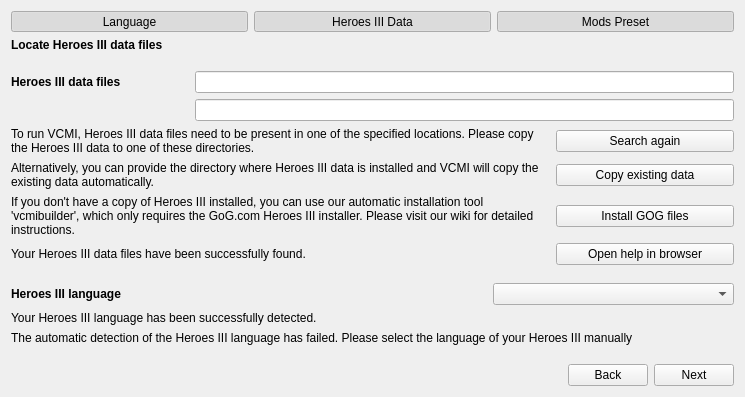
Old version of the form launcher/firstLaunch/firstlaunch_moc.ui in the repository vcmi/vcmi.
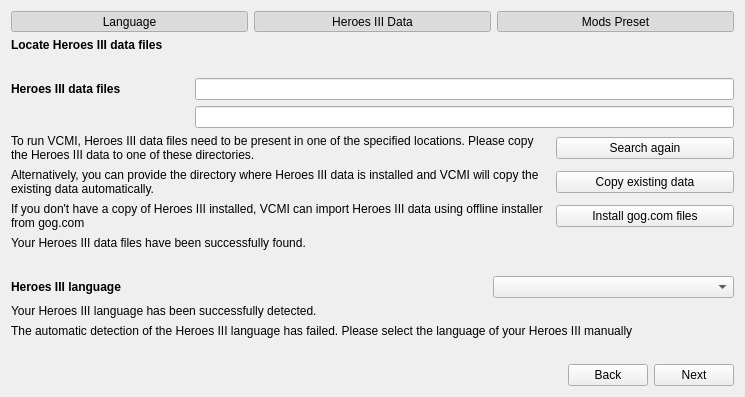
New version of the form. The open tabs and pages were chosen to show the change.

Commit message: Updated text to account for gog.com installation

```diff
--- a/launcher/firstLaunch/firstlaunch_moc.ui
+++ b/launcher/firstLaunch/firstlaunch_moc.ui
@@ -285,20 +285,7 @@
             </sizepolicy>
            </property>
            <property name="text">
-            <string>Install GOG files</string>
-           </property>
-          </widget>
-         </item>
-         <item row="5" column="3">
-          <widget class="QPushButton" name="pushButtonDataHelp">
-           <property name="sizePolicy">
-            <sizepolicy hsizetype="Minimum" vsizetype="Fixed">
-             <horstretch>25</horstretch>
-             <verstretch>0</verstretch>
-            </sizepolicy>
-           </property>
-           <property name="text">
-            <string>Open help in browser</string>
+            <string>Install gog.com files</string>
            </property>
           </widget>
          </item>
@@ -356,7 +343,7 @@
             </sizepolicy>
            </property>
            <property name="text">
-            <string>If you don't have a copy of Heroes III installed, you can use our automatic installation tool 'vcmibuilder', which only requires the GoG.com Heroes III installer. Please visit our wiki for detailed instructions.</string>
+            <string>If you don't have a copy of Heroes III installed, VCMI can import Heroes III data using offline installer from gog.com</string>
            </property>
            <property name="wordWrap">
             <bool>true</bool>
```
The commit also changes 2 other files.
